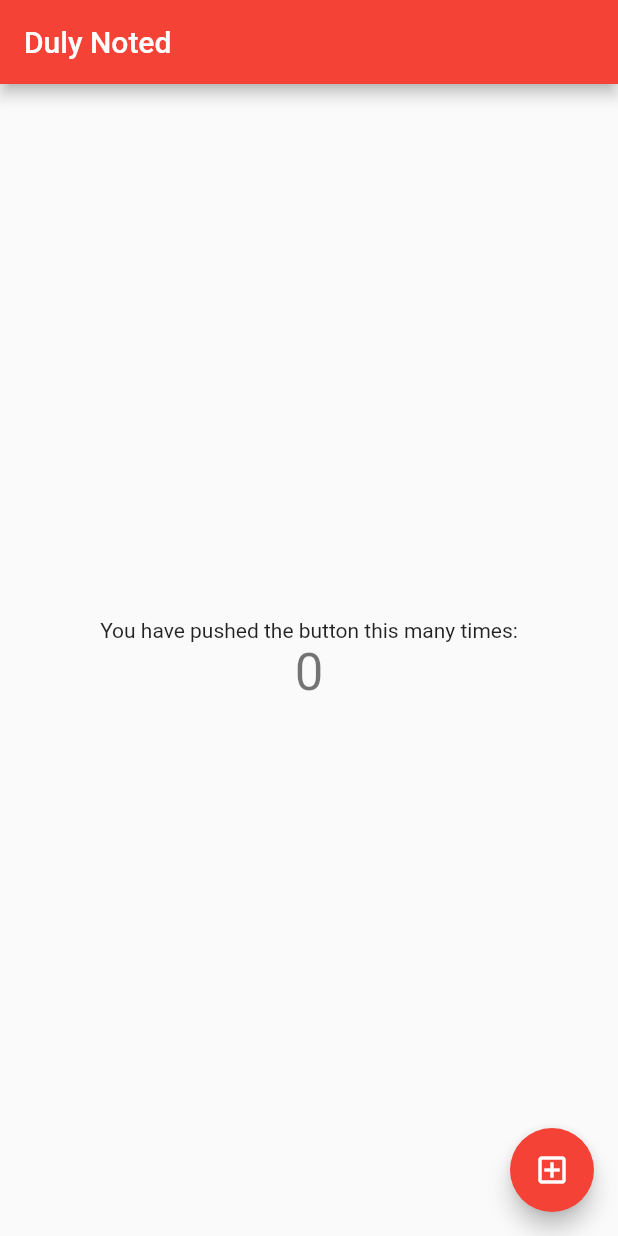
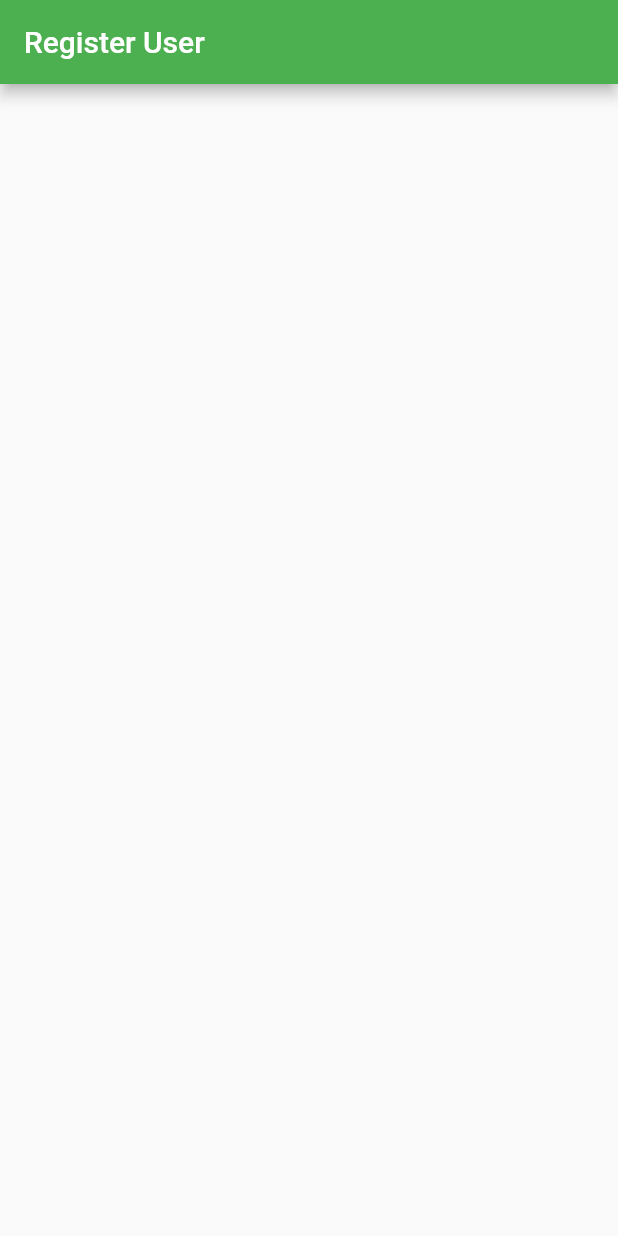
Before and after one commit to SyedWafiHasan/DulyNoted, a Flutter app: the screen it shows after launch, on a phone screen of 412 x 824 dp. Run offline on Flutter 3.47's test engine with Material 2 defaults, Android fonts, the light colour scheme and no system bars; our stand-ins replace firebase_core; accounts and stored records are empty.

Commit message:
Removed old homepage and added custom one

```diff
--- a/dulynoted/lib/main.dart
+++ b/dulynoted/lib/main.dart
@@ -1,66 +1,27 @@
 import 'package:flutter/material.dart';
 
-void main() {
-  runApp(const MyApp());
+void main()
+{
+  runApp(MaterialApp(
+    title: 'Duly Noted',
+    theme: ThemeData(
+      primarySwatch: Colors.green,
+    ),
+    home: const MyHomePage(),
+  ));
 }
 
-class MyApp extends StatelessWidget {
-  const MyApp({Key? key}) : super(key: key);
-  @override
-  Widget build(BuildContext context) {
-    return MaterialApp(
-      title: 'Duly Noted',
-      theme: ThemeData(
-        primarySwatch: Colors.red,
-      ),
-      home: const MyHomePage(title: 'Duly Noted'),
-    );
-  }
-}
-
-class MyHomePage extends StatefulWidget {
-  const MyHomePage({Key? key, required this.title}) : super(key: key);
-
-  final String title;
+//Creating a stateless homepage
+class MyHomePage extends StatelessWidget
+{
+  const MyHomePage({Key? key}) : super(key: key);
 
   @override
-  State<MyHomePage> createState() => _MyHomePageState();
-}
-
-class _MyHomePageState extends State<MyHomePage> {
-  int _counter = 0;
-
-  void _incrementCounter() {
-    setState(() {
-      _counter++;
-    });
-  }
-
-  @override
-  Widget build(BuildContext context) {
-
+  Widget build(BuildContext context)
+  {
     return Scaffold(
       appBar: AppBar(
-        title: Text(widget.title),
-      ),
-      body: Center(
-        child: Column(
-          mainAxisAlignment: MainAxisAlignment.center,
-          children: <Widget>[
-            const Text(
-              'You have pushed the button this many times:',
-            ),
-            Text(
-              '$_counter',
-              style: Theme.of(context).textTheme.headline4,
-            ),
-          ],
-        ),
-      ),
-      floatingActionButton: FloatingActionButton(
-        onPressed: _incrementCounter,
-        tooltip: 'Increment',
-        child: const Icon(Icons.add_box_outlined),
+        title: const Text("Register User"),
       ),
     );
   }
```
